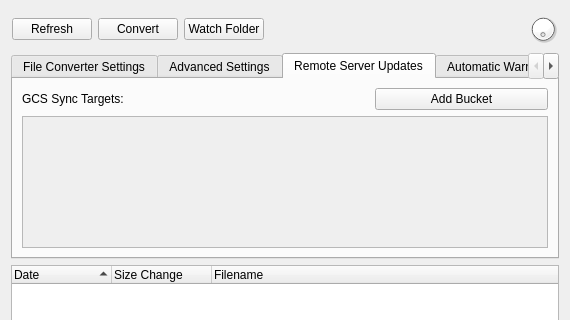
First picture: the form in src/mzwatcher/mzWatcherGui.ui, repository eugenemel/maven, before the edit; both pictures show x 0 to 570 and y 0 to 320 of the 570 by 599 pixel window.
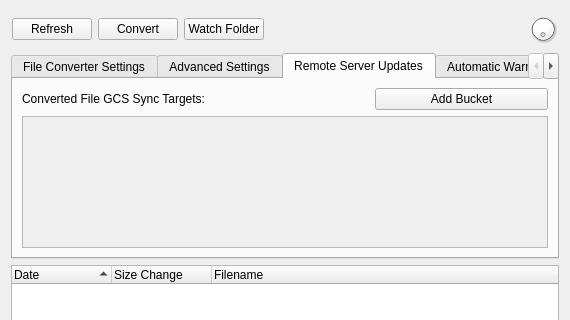
Second picture: the form after the edit. The open tabs and pages were chosen to show the change. Icons and pictures are not drawn.

Commit message: Issue 868: Rename label.

What changed in the file:
```diff
--- a/src/mzwatcher/mzWatcherGui.ui
+++ b/src/mzwatcher/mzWatcherGui.ui
@@ -427,7 +427,7 @@
        <item row="0" column="0" colspan="2">
         <widget class="QLabel" name="label_11">
          <property name="text">
-          <string>GCS Sync Targets:</string>
+          <string>Converted File GCS Sync Targets:</string>
          </property>
         </widget>
        </item>
```
